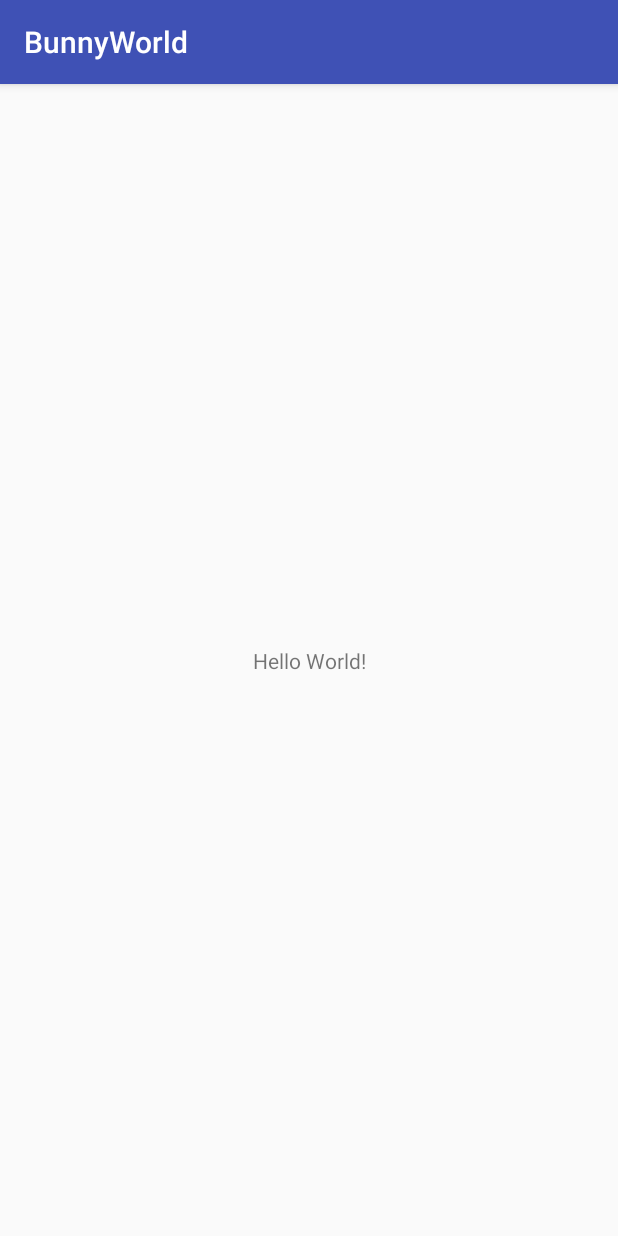
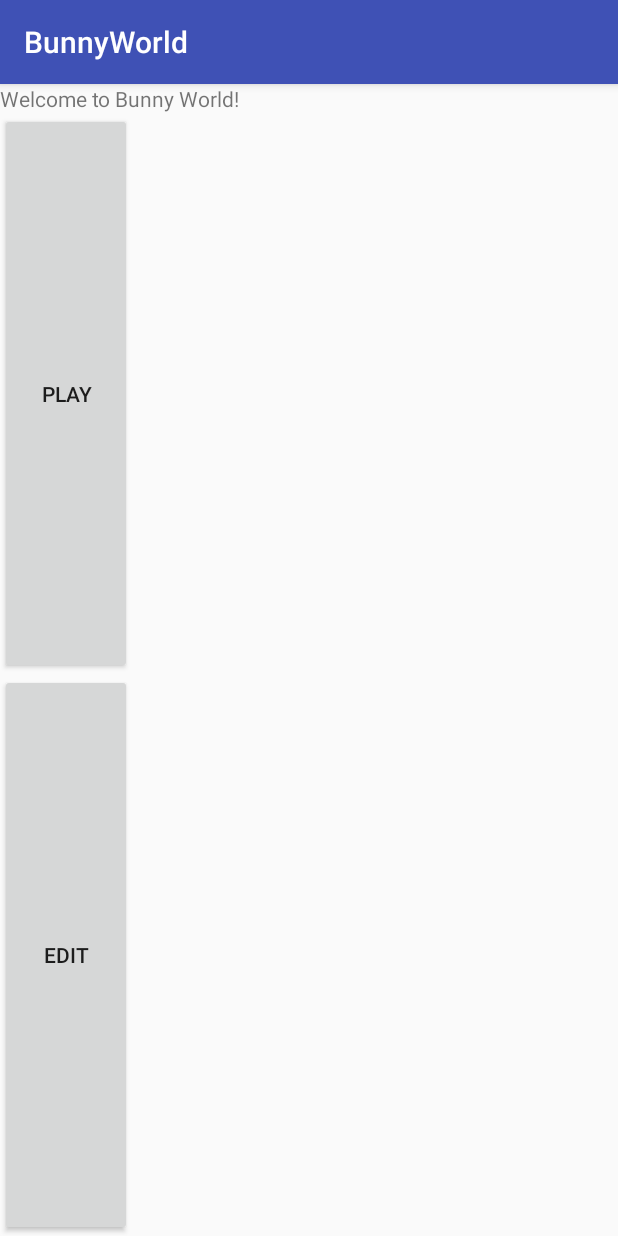
Before and after one commit to cmguyman11/108adventure, an Android app: the screen it shows after launch (MainActivity), on a phone screen of 412 x 824 dp. Run offline under Robolectric (Android 15) with nearby library versions, the phone set to English and light mode, and no system bars.

Commit message:
main activity layout

```diff
--- a/app/src/main/java/edu/stanford/cs108/bunnyworld/MainActivity.java
+++ b/app/src/main/java/edu/stanford/cs108/bunnyworld/MainActivity.java
@@ -9,5 +9,7 @@ public class MainActivity extends AppCompatActivity {
     protected void onCreate(Bundle savedInstanceState) {
         super.onCreate(savedInstanceState);
         setContentView(R.layout.activity_main);
+
+        //Santiago Test
     }
 }
--- a/app/src/main/res/layout/activity_main.xml
+++ b/app/src/main/res/layout/activity_main.xml
@@ -1,20 +1,33 @@
 <?xml version="1.0" encoding="utf-8"?>
-<android.support.constraint.ConstraintLayout xmlns:android="http://schemas.android.com/apk/res/android"
+<LinearLayout
+    xmlns:android="http://schemas.android.com/apk/res/android"
     xmlns:app="http://schemas.android.com/apk/res-auto"
     xmlns:tools="http://schemas.android.com/tools"
     android:layout_width="match_parent"
     android:layout_height="match_parent"
+    android:orientation="vertical"
     tools:context="edu.stanford.cs108.bunnyworld.MainActivity">
 
     <TextView
         android:layout_width="wrap_content"
         android:layout_height="wrap_content"
-        android:text="Hello World!"
-        app:layout_constraintBottom_toBottomOf="parent"
-        app:layout_constraintLeft_toLeftOf="parent"
-        app:layout_constraintRight_toRightOf="parent"
-        app:layout_constraintTop_toTopOf="parent" />
+        android:text="Welcome to Bunny World!" />
+
+    <Button
+        android:layout_width="wrap_content"
+        android:layout_height="0dp"
+        android:layout_weight = "1"
+        android:text="PLAY"/>
+
+    <Button
+        android:layout_width="wrap_content"
+        android:layout_height="0dp"
+        android:layout_weight = "1"
+        android:text="EDIT"/>
 
 
 
-</android.support.constraint.ConstraintLayout>
+
+
+
+</LinearLayout>
```
